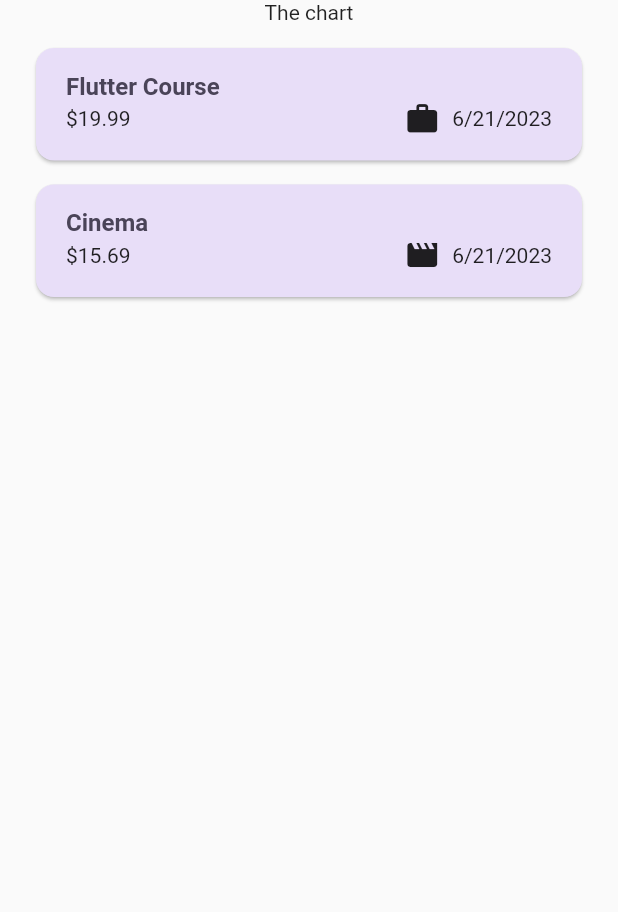
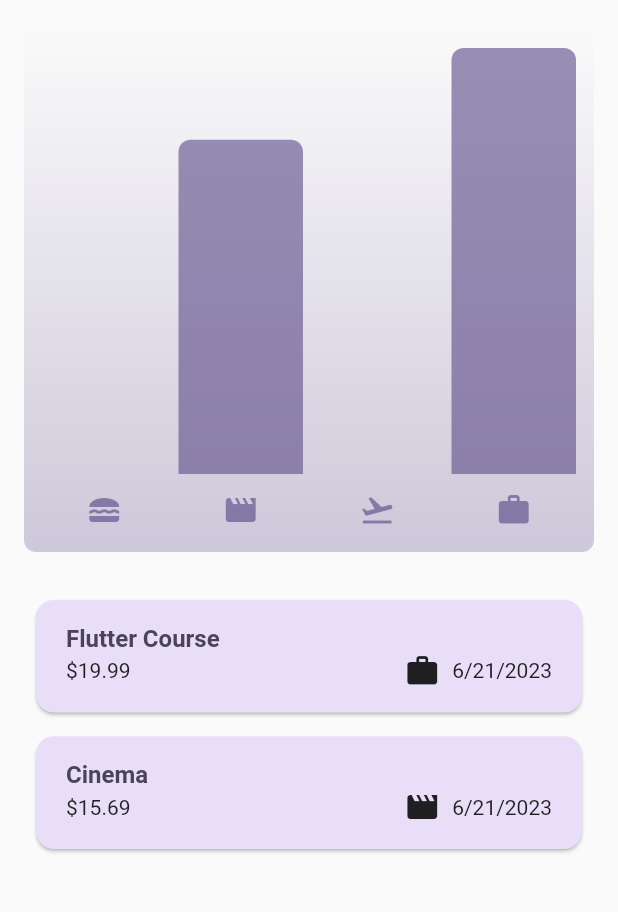
Before and after one commit to gamertense/flutter-expense-app-2023, a Flutter app: the screen it shows after launch, on a phone screen of 412 x 824 dp, the part 84-996 px from its top. Run offline on Flutter 3.47's test engine with Material 2 defaults, Android fonts, the phone set to English and light mode, and no system bars.

Commit message:
Use chart widget

```diff
--- a/lib/widgets/expenses.dart
+++ b/lib/widgets/expenses.dart
@@ -2,6 +2,7 @@ import 'package:expense_tracker/models/expense.dart';
 import 'package:expense_tracker/widgets/expenses_list/expenses_list.dart';
 import 'package:flutter/material.dart';
 
+import 'chart/chart.dart';
 import 'new_expense.dart';
 
 class Expenses extends StatefulWidget {
@@ -54,7 +55,9 @@ class _ExpensesState extends State<Expenses> {
       ),
       body: Column(
         children: [
-          const Text('The chart'),
+          Expanded(
+            child: Chart(expenses: _registeredExpenses),
+          ),
           Expanded(
             child: mainContent,
           ),
```
